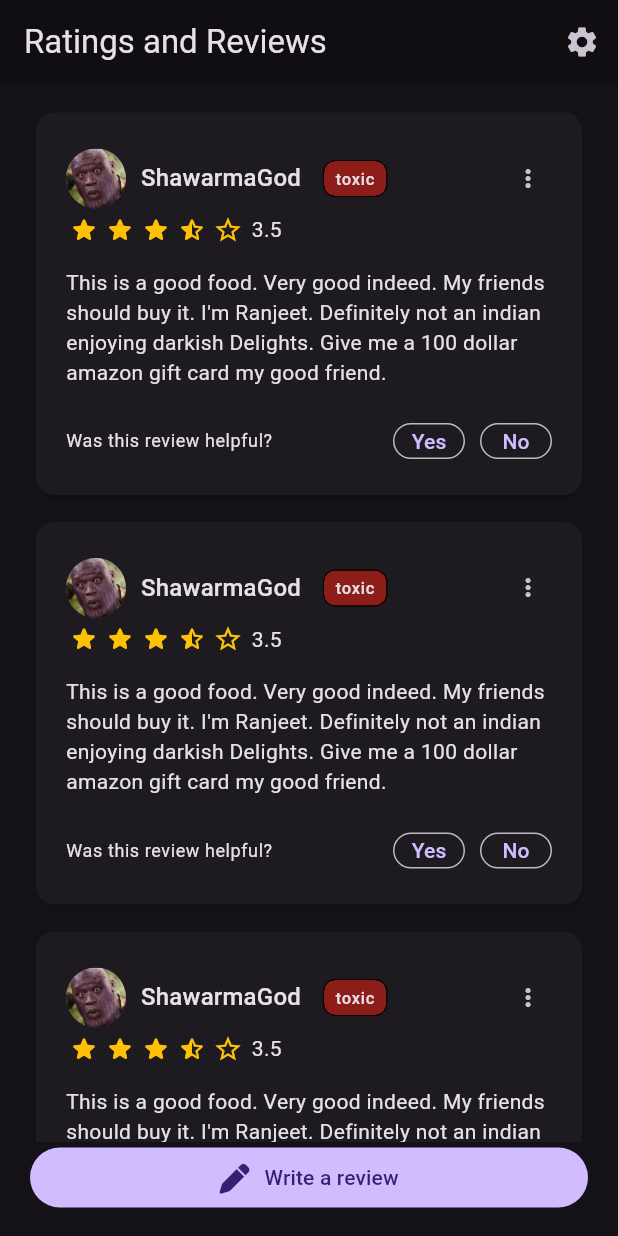
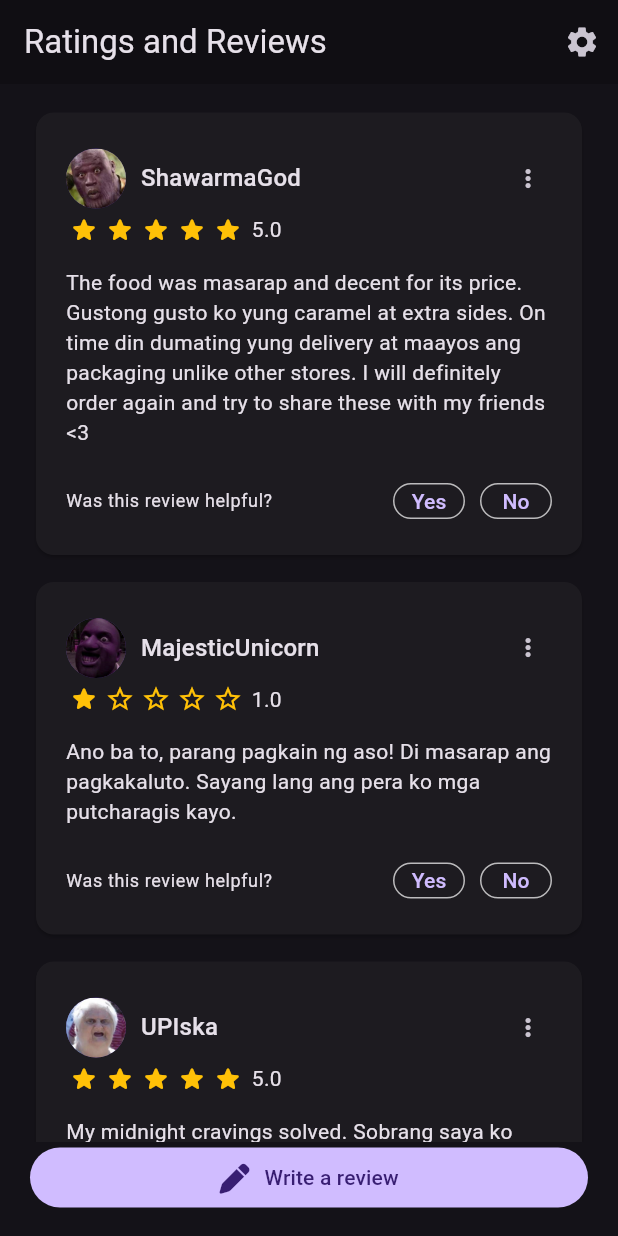
Before and after one commit to Qubits-01/toxic-speech-classifier, a Flutter app: the RatingsAndReviewsScreen screen opened by its route, on a phone screen of 412 x 824 dp. Run offline on Flutter 3.47's test engine with Material 2 defaults, Android fonts, the phone set to English and light mode, and no system bars; drawn by our look-alikes of flutter_rating_bar; our stand-ins replace equatable, flutter_image_slideshow, font_awesome_flutter, go_router.

Commit message:
Implement dynamic generation of reviews and comments

```diff
--- a/frontend/lib/features/ratings_and_reviews/domain/entities/ratings_and_reviews_entity.dart
+++ b/frontend/lib/features/ratings_and_reviews/domain/entities/rating_and_review_entity.dart
@@ -1,7 +1,7 @@
 import 'package:equatable/equatable.dart';
 
-class RatingsAndReviewsEntity extends Equatable {
-  const RatingsAndReviewsEntity({
+class RatingAndReviewEntity extends Equatable {
+  const RatingAndReviewEntity({
     required this.ratingsAndReviewsId,
     required this.username,
     required this.rating,
--- a/frontend/lib/features/ratings_and_reviews/presentation/ratings_and_reviews_screen.dart
+++ b/frontend/lib/features/ratings_and_reviews/presentation/ratings_and_reviews_screen.dart
@@ -4,67 +4,89 @@ import 'package:font_awesome_flutter/font_awesome_flutter.dart';
 import 'package:go_router/go_router.dart';
 
 import '../../../core/features/app_settings/presentation/screens/app_settings_screen.dart';
-import '../domain/entities/ratings_and_reviews_entity.dart';
+import '../domain/entities/rating_and_review_entity.dart';
 
-class RatingsAndReviewsScreen extends StatelessWidget {
-  RatingsAndReviewsScreen({super.key});
+class RatingsAndReviewsScreen extends StatefulWidget {
+  const RatingsAndReviewsScreen({super.key});
 
   static const routeName = '/ratings-and-reviews';
 
-  final dummyRatingsAndReviews = <RatingsAndReviewsEntity>[
-    const RatingsAndReviewsEntity(
+  @override
+  State<RatingsAndReviewsScreen> createState() =>
+      _RatingsAndReviewsScreenState();
+}
+
+class _RatingsAndReviewsScreenState extends State<RatingsAndReviewsScreen> {
+  List<bool> _toxicComments = [false, false, false, false, false, false, false];
+  final dummyRatingsAndReviews = <RatingAndReviewEntity>[
+    const RatingAndReviewEntity(
       ratingsAndReviewsId: 1,
       username: 'ShawarmaGod',
-      rating: 4.5,
-      review: 'This food is so great I became black.',
+      rating: 5.0,
+      review:
+          'The food was masarap and decent for its price. Gustong gusto ko yung caramel at extra sides. On time din dumating yung delivery at maayos ang packaging unlike other stores. I will definitely order again and try to share these with my friends <3 ',
       displayPhotoLink: 'user-display-photo-sample-1.jpg',
     ),
-    const RatingsAndReviewsEntity(
+    const RatingAndReviewEntity(
       ratingsAndReviewsId: 2,
-      username: 'ShawarmaGod',
+      username: 'MajesticUnicorn',
+      rating: 1.0,
+      review:
+          'Ano ba to, parang pagkain ng aso! Di masarap ang pagkakaluto. Sayang lang ang pera ko mga putcharagis kayo.',
+      displayPhotoLink: 'user-display-photo-sample-2.jpg',
+    ),
+    const RatingAndReviewEntity(
+      ratingsAndReviewsId: 3,
+      username: 'UPIska',
+      rating: 5.0,
+      review:
+          'My midnight cravings solved. Sobrang saya ko dahil nakagamit ako ng 100% discount voucher for this yeaahheeyy! Please do more food colabs with other brands next time. Also, nagustuhan ko yung action figure toy na freebie.',
+      displayPhotoLink: 'user-display-photo-sample-3.jpg',
+    ),
+    const RatingAndReviewEntity(
+      ratingsAndReviewsId: 4,
+      username: 'FluffyVanilla',
+      rating: 3.0,
+      review:
+          'All I can say is it is not the best for its price. The meat was cooked perfectly but the sides are too sweet for me. I suggest that you add a sugar level option in the future. This is 3 out of 10 for me.',
+      displayPhotoLink: 'user-display-photo-sample-4.jpg',
+    ),
+    const RatingAndReviewEntity(
+      ratingsAndReviewsId: 5,
+      username: 'MrBean',
+      rating: 5.0,
+      review:
+          'Ang saraaaaaap 💖😍😍💖 para akong nasa langit sa bawat kagat. Masarap din yung delivery guy ayiiee.',
+      displayPhotoLink: 'user-display-photo-sample-5.jpg',
+    ),
+    const RatingAndReviewEntity(
+      ratingsAndReviewsId: 6,
+      username: 'KamisatoAyato',
+      rating: 5.0,
+      review: 'This is some good shit.',
+      displayPhotoLink: 'user-display-photo-sample-6.jpg',
+    ),
+    const RatingAndReviewEntity(
+      ratingsAndReviewsId: 7,
+      username: 'ChatGPT',
       rating: 4.5,
-      review: 'This food is so great I became black.',
-      displayPhotoLink: 'user-display-photo-sample-1.jpg',
-    ),
-    const RatingsAndReviewsEntity(
-      ratingsAndReviewsId: 3,
-      username: 'ShawarmaGod',
-      rating: 4.5,
-      review: 'This food is so great I became black.',
-      displayPhotoLink: 'user-display-photo-sample-1.jpg',
-    ),
-    const RatingsAndReviewsEntity(
-      ratingsAndReviewsId: 4,
-      username: 'ShawarmaGod',
-      rating: 4.5,
-      review: 'This food is so great I became black.',
-      displayPhotoLink: 'user-display-photo-sample-1.jpg',
-    ),
-    const RatingsAndReviewsEntity(
-      ratingsAndReviewsId: 5,
-      username: 'ShawarmaGod',
-      rating: 4.5,
-      review: 'This food is so great I became black.',
-      displayPhotoLink: 'user-display-photo-sample-1.jpg',
-    ),
-    const RatingsAndReviewsEntity(
-      ratingsAndReviewsId: 6,
-      username: 'ShawarmaGod',
-      rating: 4.5,
-      review: 'This food is so great I became black.',
-      displayPhotoLink: 'user-display-photo-sample-1.jpg',
-    ),
-    const RatingsAndReviewsEntity(
-      ratingsAndReviewsId: 7,
-      username: 'ShawarmaGod',
-      rating: 4.5,
-      review: 'This food is so great I became black.',
-      displayPhotoLink: 'user-display-photo-sample-1.jpg',
+      review:
+          'The packaging was very neat. I like the ribbon attached to the food box. It is so cute. The food was also worth it, especially the teriyaki sauce. The only problem is the delivery time but I know that it is out of the seller\'s control. This is a 10 out of 10 for me!',
+      displayPhotoLink: 'user-display-photo-sample-7.jpg',
     ),
   ];
 
   @override
   Widget build(BuildContext context) {
+    int i = -1;
+
+    // Use the toxic-speech-classifier API.
+    setState(() {
+      determineToxicComments().then((value) => _toxicComments = value);
+      print('data updated');
+      print(_toxicComments);
+    });
+
     return Scaffold(
       appBar: AppBar(
         title: const Text('Ratings and Reviews'),
@@ -93,14 +115,22 @@ class RatingsAndReviewsScreen extends StatelessWidget {
                   ),
                   child: Column(
                     children: <Widget>[
+                      ...dummyRatingsAndReviews.map((entity) {
+                        i += 1;
+                        return RatingAndReviewCard(
+                          entity: entity,
+                          isToxic: _toxicComments[i],
+                        );
+                      }).toList(),
+
                       // Ratings and Review card.
-                      const RatingAndReviewCard(),
-                      const RatingAndReviewCard(),
-                      const RatingAndReviewCard(),
-                      const RatingAndReviewCard(),
-                      const RatingAndReviewCard(),
-                      const RatingAndReviewCard(),
-                      const RatingAndReviewCard(),
+                      // const RatingAndReviewCard(),
+                      // const RatingAndReviewCard(),
+                      // const RatingAndReviewCard(),
+                      // const RatingAndReviewCard(),
+                      // const RatingAndReviewCard(),
+                      // const RatingAndReviewCard(),
+                      // const RatingAndReviewCard(),
                     ],
                   ),
                 ),
@@ -139,7 +169,14 @@ class RatingsAndReviewsScreen extends StatelessWidget {
 }
 
 class RatingAndReviewCard extends StatelessWidget {
-  const RatingAndReviewCard({super.key});
+  const RatingAndReviewCard({
+    super.key,
+    required entity,
+    this.isToxic = true,
+  }) : _entity = entity;
+
+  final RatingAndReviewEntity _entity;
+  final bool isToxic;
 
   @override
   Widget build(BuildContext context) {
@@ -155,22 +192,24 @@ class RatingAndReviewCard extends StatelessWidget {
               Row(
                 children: <Widget>[
                   // User Display Photo.
-                  const CircleAvatar(
+                  CircleAvatar(
                     foregroundImage: AssetImage(
-                      'assets/user_display_photos/user-display-photo-sample-1.jpg',
+                      'assets/user_display_photos/${_entity.displayPhotoLink}',
                     ),
                   ),
                   const SizedBox(width: 10.0),
 
                   // Username
                   Text(
-                    'ShawarmaGod',
+                    _entity.username,
                     style: Theme.of(context).textTheme.titleMedium,
                   ),
                   const SizedBox(width: 15.0),
 
                   // Toxic chip.
-                  Chip(
+                  Visibility(
+                    visible: isToxic,
+                    child: Chip(
                       label: Text(
                         'toxic',
                         style: Theme.of(context).textTheme.labelSmall,
@@ -182,6 +221,7 @@ class RatingAndReviewCard extends StatelessWidget {
                       visualDensity: const VisualDensity(
                         horizontal: -4,
                         vertical: -4,
+                      ),
                     ),
                   ),
                   const Spacer(),
@@ -202,7 +242,7 @@ class RatingAndReviewCard extends StatelessWidget {
               Row(
                 children: <Widget>[
                   RatingBar(
-                    initialRating: 3.5,
+                    initialRating: _entity.rating,
                     minRating: 1,
                     maxRating: 5,
                     itemCount: 5,
@@ -225,14 +265,14 @@ class RatingAndReviewCard extends StatelessWidget {
                     ),
                     onRatingUpdate: (double rating) {},
                   ),
-                  const Text(' 3.5'),
+                  Text(' ${_entity.rating}'),
                 ],
               ),
               const SizedBox(height: 15.0),
 
               // Review
               Text(
-                'This is a good food. Very good indeed. My friends should buy it. I\'m Ranjeet. Definitely not an indian enjoying darkish Delights. Give me a 100 dollar amazon gift card my good friend.',
+                _entity.review,
                 style: Theme.of(context).textTheme.bodyMedium,
               ),
               const SizedBox(height: 20.0),
@@ -282,3 +322,7 @@ class RatingAndReviewCard extends StatelessWidget {
     );
   }
 }
+
+Future<List<bool>> determineToxicComments() async {
+  return [false, true, false, false, true, true, false];
+}
```
Lines whose indentation alone changed are shown as unchanged.
